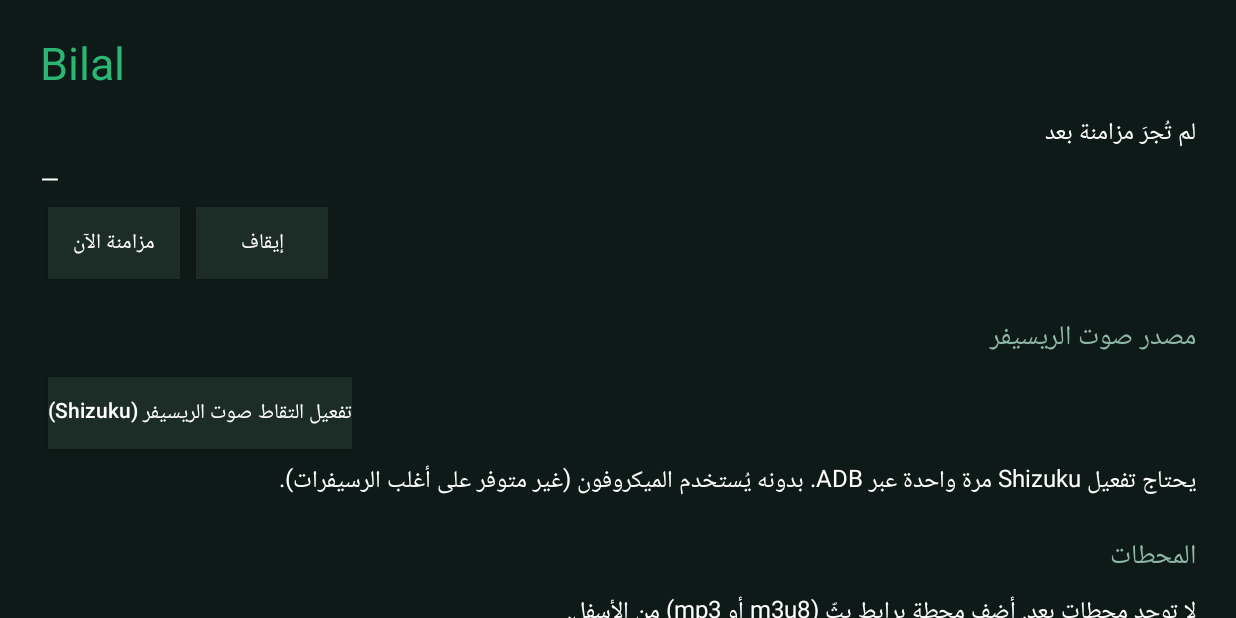
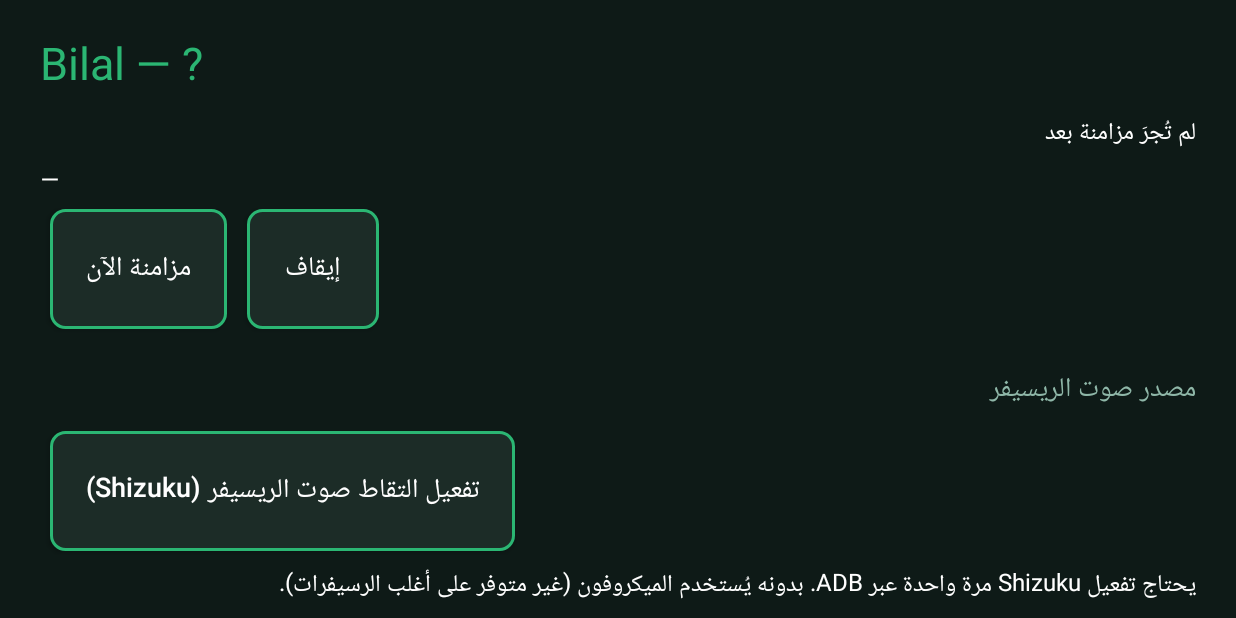
Before and after one commit to walheraki-web/Bilal1, an Android app: the screen it shows after launch (MainActivity), on a phone screen of 824 x 412 dp (held sideways). Run offline under Robolectric (Android 15) with nearby library versions, the phone set to English and light mode, and no system bars; 1 statement that could not run was skipped.

```diff
--- a/app/build.gradle.kts
+++ b/app/build.gradle.kts
@@ -11,8 +11,8 @@ android {
         applicationId = "com.bilal.tv"
         minSdk = 29
         targetSdk = 34
-        versionCode = 1
-        versionName = "1.0.0"
+        versionCode = 2
+        versionName = "1.1-srt-shizuku"
     }
 
     buildFeatures {
--- a/app/src/main/java/com/bilal/tv/ui/MainActivity.kt
+++ b/app/src/main/java/com/bilal/tv/ui/MainActivity.kt
@@ -84,7 +84,10 @@ class MainActivity : android.app.Activity(), BilalService.Listener {
             setPadding(40, 32, 40, 32)
             setBackgroundColor(Color.parseColor("#0E1A17"))
         }
-        root.addView(title("Bilal"))
+        val version = runCatching {
+            packageManager.getPackageInfo(packageName, 0).versionName
+        }.getOrNull() ?: "?"
+        root.addView(title("Bilal — $version"))
 
         status = label("—")
         result = label(prefs.sp.getString("lastSyncResult", "لم تُجرَ مزامنة بعد")!!)
@@ -231,15 +234,28 @@ class MainActivity : android.app.Activity(), BilalService.Listener {
         text = t; textSize = 16f; setTextColor(Color.WHITE); setPadding(0, 4, 0, 4)
     }
 
+    private fun buttonBg(focused: Boolean) = android.graphics.drawable.GradientDrawable().apply {
+        cornerRadius = 14f
+        setColor(Color.parseColor(if (focused) "#2BB673" else "#1C2C27"))
+        setStroke(if (focused) 5 else 3, Color.parseColor(if (focused) "#8CF2C2" else "#2BB673"))
+    }
+
     private fun button(t: String, onClick: (View) -> Unit) = Button(this).apply {
         text = t; isAllCaps = false
-        setTextColor(Color.WHITE); setBackgroundColor(Color.parseColor("#1C2C27"))
+        textSize = 18f
+        setTextColor(Color.WHITE)
+        background = buttonBg(false)
         gravity = Gravity.CENTER
+        minHeight = 120
+        setPadding(36, 24, 36, 24)
         val lp = LinearLayout.LayoutParams(
             ViewGroup.LayoutParams.WRAP_CONTENT, ViewGroup.LayoutParams.WRAP_CONTENT,
-        ).apply { setMargins(8, 8, 8, 8) }
+        ).apply { setMargins(10, 10, 10, 10) }
         layoutParams = lp
         isFocusable = true
+        isFocusableInTouchMode = false
+        // Bright highlight so the TV remote's position is unmistakable.
+        setOnFocusChangeListener { v, hasFocus -> v.background = buttonBg(hasFocus) }
         setOnClickListener(onClick)
     }
 
--- a/app/src/main/java/com/bilal/tv/util/Prefs.kt
+++ b/app/src/main/java/com/bilal/tv/util/Prefs.kt
@@ -65,11 +65,13 @@ class Prefs(context: Context) {
 
     var stations: List<Station>
         get() {
-            val arr = JSONArray(sp.getString("stations", "[]"))
-            return (0 until arr.length()).map {
-                val o = arr.getJSONObject(it)
-                Station(o.getString("name"), o.getString("url"))
-            }
+            return runCatching {
+                val arr = JSONArray(sp.getString("stations", "[]"))
+                (0 until arr.length()).map {
+                    val o = arr.getJSONObject(it)
+                    Station(o.getString("name"), o.getString("url"))
+                }
+            }.getOrDefault(emptyList())
         }
         set(list) {
             val arr = JSONArray()
```
